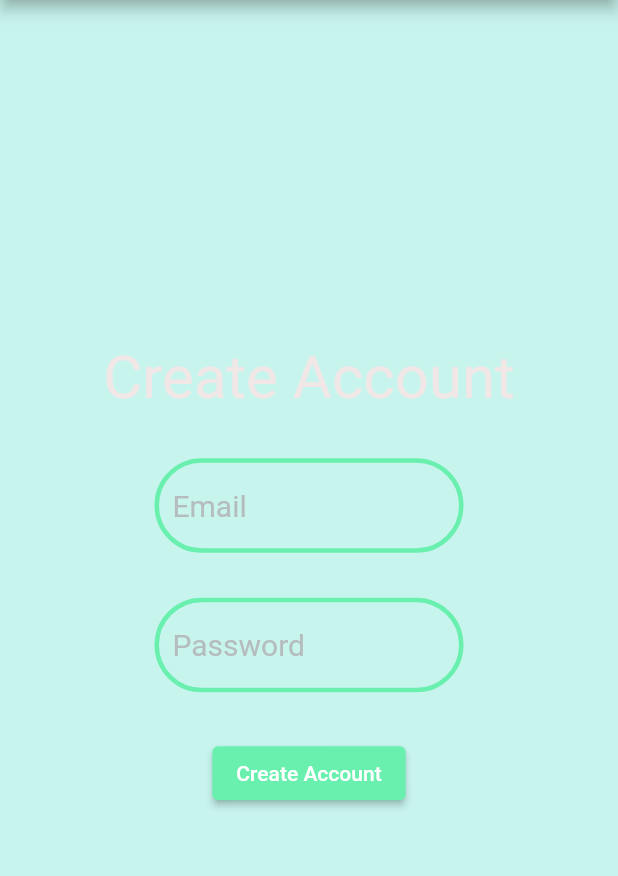
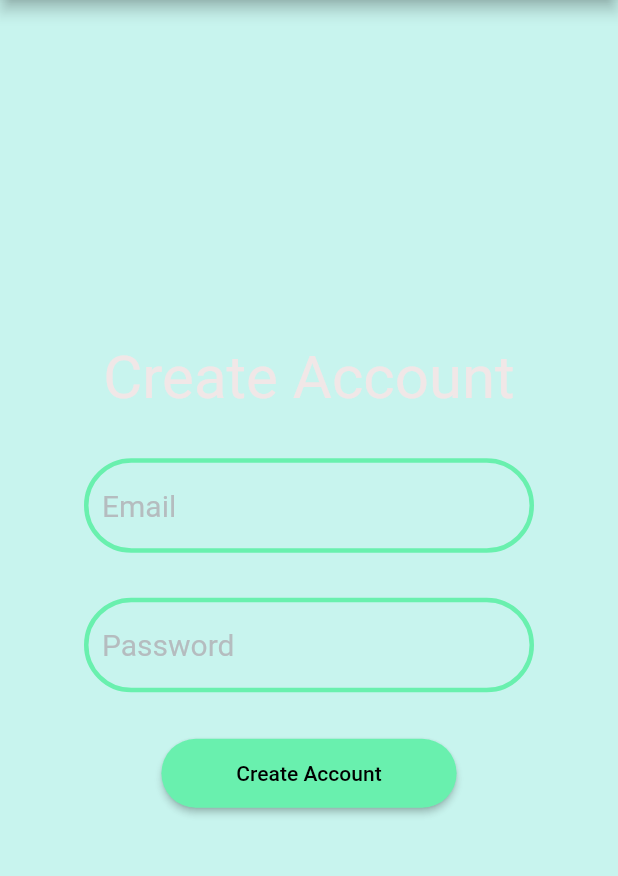
Before and after one commit to Gayan21/FYP_Hy_Diabemate, a Flutter app: the CreateAccount screen opened directly, on a phone screen of 412 x 824 dp, the part 84-960 px from its top. Run offline on Flutter 3.47's test engine with Material 2 defaults, Android fonts, the phone set to English and light mode, and no system bars; our stand-ins replace cloud_firestore, firebase_auth, firebase_core; accounts and stored records are empty; network calls fail; Roboto replaces fonts that are missing (Satisfy).

Commit message:
button textfield changes

```diff
--- a/Fyp_Hy-Diabemate/hy_diabemate_fe/lib/create_acount.dart
+++ b/Fyp_Hy-Diabemate/hy_diabemate_fe/lib/create_acount.dart
@@ -46,7 +46,7 @@ class _CreateAccountState extends State<CreateAccount> {
               height: 30.0,
             ),
             SizedBox(
-              width: MediaQuery.of(context).size.width / 2,
+              width: 300,
               child: TextField(
                 controller: _emailController,
                 decoration: InputDecoration(
@@ -69,7 +69,7 @@ class _CreateAccountState extends State<CreateAccount> {
               height: 30.0,
             ),
             SizedBox(
-              width: MediaQuery.of(context).size.width / 2,
+              width: 300,
               child: TextField(
                 controller: _passwordController,
                 obscureText: true,
@@ -92,9 +92,14 @@ class _CreateAccountState extends State<CreateAccount> {
               height: 30.0,
             ),
             ElevatedButton(
-              style: ElevatedButton.styleFrom(
-                primary: Colors.greenAccent, // Background color
-              ),
+               style: ElevatedButton.styleFrom(
+                  primary: Colors.greenAccent,
+                  onPrimary: Colors.black,
+                  padding: EdgeInsets.symmetric(horizontal: 50, vertical: 15),
+                  shape: RoundedRectangleBorder(
+                    borderRadius: BorderRadius.circular(50),
+                  ),
+                ),
               onPressed: _isCreatingAccount
                   ? null
                   : () async {
```
